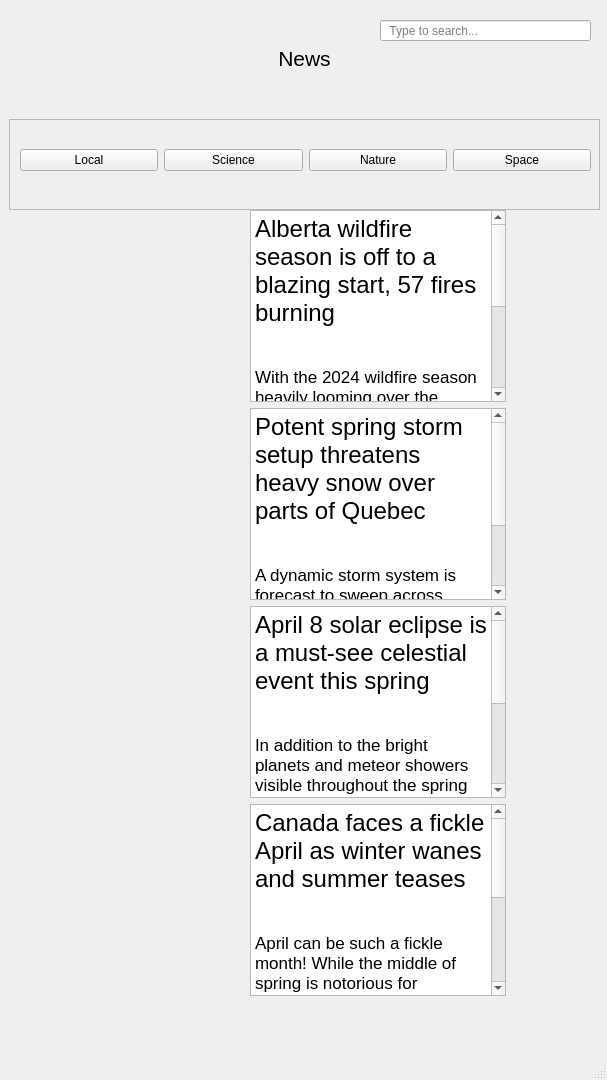
Before: the Qt Designer form news.ui in SatvirUppal/4474-Proto-New, drawn with Qt 5.
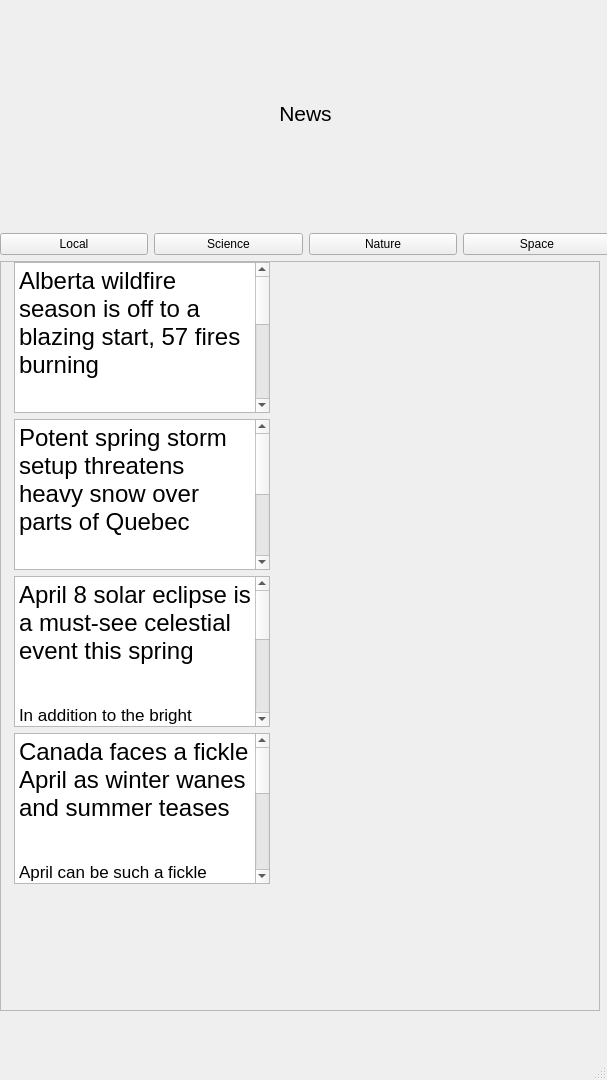
After: the same form once the commit is applied. Icons and pictures are not drawn.

```diff
--- a/news.ui
+++ b/news.ui
@@ -26,36 +26,33 @@
    <string>MainWindow</string>
   </property>
   <widget class="QWidget" name="centralwidget">
-   <widget class="QScrollArea" name="scrollArea">
+   <widget class="QWidget" name="verticalLayoutWidget_2">
     <property name="geometry">
      <rect>
-      <x>9</x>
-      <y>119</y>
-      <width>591</width>
-      <height>91</height>
+      <x>0</x>
+      <y>0</y>
+      <width>611</width>
+      <height>1011</height>
      </rect>
     </property>
-    <property name="widgetResizable">
-     <bool>true</bool>
-    </property>
-    <widget class="QWidget" name="scrollAreaWidgetContents">
-     <property name="geometry">
-      <rect>
-       <x>0</x>
-       <y>0</y>
-       <width>589</width>
-       <height>89</height>
-      </rect>
-     </property>
-     <widget class="QWidget" name="layoutWidget">
-      <property name="geometry">
-       <rect>
-        <x>10</x>
-        <y>0</y>
-        <width>571</width>
-        <height>81</height>
-       </rect>
-      </property>
+    <layout class="QVBoxLayout" name="verticalLayout_2">
+     <item>
+      <widget class="QLabel" name="labelTitle">
+       <property name="font">
+        <font>
+         <pointsize>16</pointsize>
+         <bold>false</bold>
+        </font>
+       </property>
+       <property name="text">
+        <string>News</string>
+       </property>
+       <property name="alignment">
+        <set>Qt::AlignCenter</set>
+       </property>
+      </widget>
+     </item>
+     <item>
       <layout class="QGridLayout" name="gridLayout">
        <item row="0" column="2">
         <widget class="QPushButton" name="natureButton">
@@ -92,194 +89,223 @@
         </widget>
        </item>
       </layout>
-     </widget>
-    </widget>
-   </widget>
-   <widget class="QLabel" name="labelTitle">
-    <property name="geometry">
-     <rect>
-      <x>90</x>
-      <y>40</y>
-      <width>429</width>
-      <height>36</height>
-     </rect>
-    </property>
-    <property name="font">
-     <font>
-      <pointsize>16</pointsize>
-      <bold>false</bold>
-     </font>
-    </property>
-    <property name="text">
-     <string>News</string>
-    </property>
-    <property name="alignment">
-     <set>Qt::AlignCenter</set>
-    </property>
-   </widget>
-   <widget class="QLineEdit" name="searchLineCurr">
-    <property name="geometry">
-     <rect>
-      <x>380</x>
-      <y>20</y>
-      <width>211</width>
-      <height>21</height>
-     </rect>
-    </property>
-    <property name="text">
-     <string/>
-    </property>
-    <property name="placeholderText">
-     <string>  Type to search...</string>
-    </property>
-   </widget>
-   <widget class="QWidget" name="gridLayoutWidget">
-    <property name="geometry">
-     <rect>
-      <x>250</x>
-      <y>210</y>
-      <width>351</width>
-      <height>801</height>
-     </rect>
-    </property>
-    <layout class="QGridLayout" name="gridLayout_2">
-     <property name="sizeConstraint">
-      <enum>QLayout::SetFixedSize</enum>
-     </property>
-     <item row="2" column="0">
-      <widget class="QTextEdit" name="textEdit_3">
-       <property name="html">
-        <string>&lt;!DOCTYPE HTML PUBLIC &quot;-//W3C//DTD HTML 4.0//EN&quot; &quot;http://www.w3.org/TR/REC-html40/strict.dtd&quot;&gt;
+     </item>
+     <item>
+      <widget class="QScrollArea" name="scrollArea_2">
+       <property name="maximumSize">
+        <size>
+         <width>600</width>
+         <height>750</height>
+        </size>
+       </property>
+       <property name="widgetResizable">
+        <bool>true</bool>
+       </property>
+       <widget class="QWidget" name="scrollAreaWidgetContents_3">
+        <property name="geometry">
+         <rect>
+          <x>0</x>
+          <y>0</y>
+          <width>598</width>
+          <height>748</height>
+         </rect>
+        </property>
+        <widget class="QWidget" name="gridLayoutWidget">
+         <property name="geometry">
+          <rect>
+           <x>0</x>
+           <y>0</y>
+           <width>601</width>
+           <height>661</height>
+          </rect>
+         </property>
+         <layout class="QGridLayout" name="gridLayout_2">
+          <property name="sizeConstraint">
+           <enum>QLayout::SetFixedSize</enum>
+          </property>
+          <item row="3" column="0">
+           <widget class="QLabel" name="label_4">
+            <property name="maximumSize">
+             <size>
+              <width>231</width>
+              <height>151</height>
+             </size>
+            </property>
+            <property name="text">
+             <string/>
+            </property>
+            <property name="pixmap">
+             <pixmap>newsImgs/ficke.png</pixmap>
+            </property>
+            <property name="scaledContents">
+             <bool>true</bool>
+            </property>
+           </widget>
+          </item>
+          <item row="2" column="0">
+           <widget class="QLabel" name="label_3">
+            <property name="maximumSize">
+             <size>
+              <width>231</width>
+              <height>151</height>
+             </size>
+            </property>
+            <property name="text">
+             <string/>
+            </property>
+            <property name="pixmap">
+             <pixmap>newsImgs/solarEclipse.png</pixmap>
+            </property>
+            <property name="scaledContents">
+             <bool>true</bool>
+            </property>
+           </widget>
+          </item>
+          <item row="0" column="1">
+           <widget class="QTextEdit" name="textEdit">
+            <property name="sizePolicy">
+             <sizepolicy hsizetype="Expanding" vsizetype="Fixed">
+              <horstretch>0</horstretch>
+              <verstretch>0</verstretch>
+             </sizepolicy>
+            </property>
+            <property name="maximumSize">
+             <size>
+              <width>300</width>
+              <height>151</height>
+             </size>
+            </property>
+            <property name="html">
+             <string>&lt;!DOCTYPE HTML PUBLIC &quot;-//W3C//DTD HTML 4.0//EN&quot; &quot;http://www.w3.org/TR/REC-html40/strict.dtd&quot;&gt;
 &lt;html&gt;&lt;head&gt;&lt;meta name=&quot;qrichtext&quot; content=&quot;1&quot; /&gt;&lt;meta charset=&quot;utf-8&quot; /&gt;&lt;style type=&quot;text/css&quot;&gt;
 p, li { white-space: pre-wrap; }
 hr { height: 1px; border-width: 0; }
+li.unchecked::marker { content: &quot;\2610&quot;; }
+li.checked::marker { content: &quot;\2612&quot;; }
+&lt;/style&gt;&lt;/head&gt;&lt;body style=&quot; font-family:'.AppleSystemUIFont'; font-size:13pt; font-weight:400; font-style:normal;&quot;&gt;
+&lt;p style=&quot; margin-top:0px; margin-bottom:0px; margin-left:0px; margin-right:0px; -qt-block-indent:0; text-indent:0px;&quot;&gt;&lt;span style=&quot; font-family:'Helvetica Neue'; font-size:18pt;&quot;&gt;Alberta wildfire season is off to a blazing start, 57 fires burning&lt;/span&gt;&lt;/p&gt;
+&lt;p style=&quot; margin-top:0px; margin-bottom:0px; margin-left:0px; margin-right:0px; -qt-block-indent:0; text-indent:0px;&quot;&gt;&lt;span style=&quot; font-family:'Helvetica Neue';&quot;&gt;&lt;br /&gt;&lt;/span&gt;&lt;/p&gt;
+&lt;p style=&quot; margin-top:0px; margin-bottom:0px; margin-left:0px; margin-right:0px; -qt-block-indent:0; text-indent:0px;&quot;&gt;&lt;span style=&quot; font-family:'Helvetica Neue';&quot;&gt;With the 2024 wildfire season heavily looming over the backs of Canadians after last year’s historic wildfire season, none will be feeling the pressure more than Western Canada. &lt;/span&gt;&lt;a href=&quot;https://www.theweathernetwork.com/en/news/weather/severe/whats-the-recipe-for-a-severe-drought-in-western-canada&quot;&gt;&lt;span style=&quot; font-family:'Helvetica Neue'; text-decoration: underline; color:#094fd1;&quot;&gt;Widespread drought&lt;/span&gt;&lt;/a&gt;&lt;span style=&quot; font-family:'Helvetica Neue';&quot;&gt;, low snow-pack levels, and warm temperatures have many people fearing for what this season will bring. &lt;/span&gt; &lt;/p&gt;&lt;/body&gt;&lt;/html&gt;</string>
+            </property>
+           </widget>
+          </item>
+          <item row="2" column="1">
+           <widget class="QTextEdit" name="textEdit_3">
+            <property name="maximumSize">
+             <size>
+              <width>300</width>
+              <height>151</height>
+             </size>
+            </property>
+            <property name="html">
+             <string>&lt;!DOCTYPE HTML PUBLIC &quot;-//W3C//DTD HTML 4.0//EN&quot; &quot;http://www.w3.org/TR/REC-html40/strict.dtd&quot;&gt;
+&lt;html&gt;&lt;head&gt;&lt;meta name=&quot;qrichtext&quot; content=&quot;1&quot; /&gt;&lt;meta charset=&quot;utf-8&quot; /&gt;&lt;style type=&quot;text/css&quot;&gt;
+p, li { white-space: pre-wrap; }
+hr { height: 1px; border-width: 0; }
+li.unchecked::marker { content: &quot;\2610&quot;; }
+li.checked::marker { content: &quot;\2612&quot;; }
 &lt;/style&gt;&lt;/head&gt;&lt;body style=&quot; font-family:'.AppleSystemUIFont'; font-size:13pt; font-weight:400; font-style:normal;&quot;&gt;
 &lt;p style=&quot; margin-top:0px; margin-bottom:0px; margin-left:0px; margin-right:0px; -qt-block-indent:0; text-indent:0px;&quot;&gt;&lt;span style=&quot; font-family:'Helvetica Neue'; font-size:18pt;&quot;&gt;April 8 solar eclipse is a must-see celestial event this spring&lt;/span&gt;&lt;span style=&quot; font-family:'Helvetica Neue';&quot;&gt;&lt;br /&gt;&lt;/span&gt;&lt;/p&gt;
 &lt;p style=&quot;-qt-paragraph-type:empty; margin-top:0px; margin-bottom:0px; margin-left:0px; margin-right:0px; -qt-block-indent:0; text-indent:0px; font-family:'Helvetica Neue';&quot;&gt;&lt;br /&gt;&lt;/p&gt;
 &lt;p style=&quot; margin-top:0px; margin-bottom:0px; margin-left:0px; margin-right:0px; -qt-block-indent:0; text-indent:0px;&quot;&gt;&lt;span style=&quot; font-family:'Helvetica Neue';&quot;&gt;In addition to the bright planets and meteor showers visible throughout the spring season, a 'once-in-a-lifetime' solar eclipse will darken our daytime sky on April 8.   On March 19, at precisely 11:06 p.m. EDT, the Sun will cross the celestial equator from south to north, signifying the  [earliest start to spring in 128 years].&lt;/span&gt;&lt;/p&gt;&lt;/body&gt;&lt;/html&gt;</string>
-       </property>
-      </widget>
-     </item>
-     <item row="0" column="0">
-      <widget class="QTextEdit" name="textEdit">
-       <property name="html">
-        <string>&lt;!DOCTYPE HTML PUBLIC &quot;-//W3C//DTD HTML 4.0//EN&quot; &quot;http://www.w3.org/TR/REC-html40/strict.dtd&quot;&gt;
+            </property>
+           </widget>
+          </item>
+          <item row="1" column="1">
+           <widget class="QTextEdit" name="textEdit_2">
+            <property name="sizePolicy">
+             <sizepolicy hsizetype="Fixed" vsizetype="Expanding">
+              <horstretch>0</horstretch>
+              <verstretch>0</verstretch>
+             </sizepolicy>
+            </property>
+            <property name="maximumSize">
+             <size>
+              <width>300</width>
+              <height>151</height>
+             </size>
+            </property>
+            <property name="html">
+             <string>&lt;!DOCTYPE HTML PUBLIC &quot;-//W3C//DTD HTML 4.0//EN&quot; &quot;http://www.w3.org/TR/REC-html40/strict.dtd&quot;&gt;
 &lt;html&gt;&lt;head&gt;&lt;meta name=&quot;qrichtext&quot; content=&quot;1&quot; /&gt;&lt;meta charset=&quot;utf-8&quot; /&gt;&lt;style type=&quot;text/css&quot;&gt;
 p, li { white-space: pre-wrap; }
 hr { height: 1px; border-width: 0; }
-&lt;/style&gt;&lt;/head&gt;&lt;body style=&quot; font-family:'.AppleSystemUIFont'; font-size:13pt; font-weight:400; font-style:normal;&quot;&gt;
-&lt;p style=&quot; margin-top:0px; margin-bottom:0px; margin-left:0px; margin-right:0px; -qt-block-indent:0; text-indent:0px;&quot;&gt;&lt;span style=&quot; font-family:'Helvetica Neue'; font-size:18pt;&quot;&gt;Alberta wildfire season is off to a blazing start, 57 fires burning&lt;/span&gt;&lt;/p&gt;
-&lt;p style=&quot; margin-top:0px; margin-bottom:0px; margin-left:0px; margin-right:0px; -qt-block-indent:0; text-indent:0px;&quot;&gt;&lt;span style=&quot; font-family:'Helvetica Neue';&quot;&gt;&lt;br /&gt;&lt;/span&gt;&lt;/p&gt;
-&lt;p style=&quot; margin-top:0px; margin-bottom:0px; margin-left:0px; margin-right:0px; -qt-block-indent:0; text-indent:0px;&quot;&gt;&lt;span style=&quot; font-family:'Helvetica Neue';&quot;&gt;With the 2024 wildfire season heavily looming over the backs of Canadians after last year’s historic wildfire season, none will be feeling the pressure more than Western Canada. &lt;/span&gt;&lt;a href=&quot;https://www.theweathernetwork.com/en/news/weather/severe/whats-the-recipe-for-a-severe-drought-in-western-canada&quot;&gt;&lt;span style=&quot; font-family:'Helvetica Neue'; text-decoration: underline; color:#094fd1;&quot;&gt;Widespread drought&lt;/span&gt;&lt;/a&gt;&lt;span style=&quot; font-family:'Helvetica Neue';&quot;&gt;, low snow-pack levels, and warm temperatures have many people fearing for what this season will bring. &lt;/span&gt; &lt;/p&gt;&lt;/body&gt;&lt;/html&gt;</string>
-       </property>
-      </widget>
-     </item>
-     <item row="1" column="0">
-      <widget class="QTextEdit" name="textEdit_2">
-       <property name="html">
-        <string>&lt;!DOCTYPE HTML PUBLIC &quot;-//W3C//DTD HTML 4.0//EN&quot; &quot;http://www.w3.org/TR/REC-html40/strict.dtd&quot;&gt;
-&lt;html&gt;&lt;head&gt;&lt;meta name=&quot;qrichtext&quot; content=&quot;1&quot; /&gt;&lt;meta charset=&quot;utf-8&quot; /&gt;&lt;style type=&quot;text/css&quot;&gt;
-p, li { white-space: pre-wrap; }
-hr { height: 1px; border-width: 0; }
+li.unchecked::marker { content: &quot;\2610&quot;; }
+li.checked::marker { content: &quot;\2612&quot;; }
 &lt;/style&gt;&lt;/head&gt;&lt;body style=&quot; font-family:'.AppleSystemUIFont'; font-size:13pt; font-weight:400; font-style:normal;&quot;&gt;
 &lt;p style=&quot; margin-top:0px; margin-bottom:0px; margin-left:0px; margin-right:0px; -qt-block-indent:0; text-indent:0px;&quot;&gt;&lt;span style=&quot; font-family:'Helvetica Neue'; font-size:18pt;&quot;&gt;Potent spring storm setup threatens heavy snow over parts of Quebec&lt;/span&gt;&lt;/p&gt;
 &lt;p style=&quot; margin-top:0px; margin-bottom:0px; margin-left:0px; margin-right:0px; -qt-block-indent:0; text-indent:0px;&quot;&gt;&lt;span style=&quot; font-family:'Helvetica Neue';&quot;&gt;&lt;br /&gt;&lt;/span&gt;&lt;/p&gt;
 &lt;p style=&quot; margin-top:0px; margin-bottom:0px; margin-left:0px; margin-right:0px; -qt-block-indent:0; text-indent:0px;&quot;&gt;&lt;span style=&quot; font-family:'Helvetica Neue';&quot;&gt;A dynamic storm system is forecast to sweep across Quebec this week, bringing with it the potential for rain, gusty winds, and heavy snow. Travel disruptions and power outages are possible   &lt;/span&gt; &lt;/p&gt;&lt;/body&gt;&lt;/html&gt;</string>
-       </property>
-      </widget>
-     </item>
-     <item row="3" column="0">
-      <widget class="QTextEdit" name="textEdit_4">
-       <property name="html">
-        <string>&lt;!DOCTYPE HTML PUBLIC &quot;-//W3C//DTD HTML 4.0//EN&quot; &quot;http://www.w3.org/TR/REC-html40/strict.dtd&quot;&gt;
+            </property>
+           </widget>
+          </item>
+          <item row="0" column="0">
+           <widget class="QLabel" name="label">
+            <property name="maximumSize">
+             <size>
+              <width>231</width>
+              <height>151</height>
+             </size>
+            </property>
+            <property name="text">
+             <string/>
+            </property>
+            <property name="pixmap">
+             <pixmap>newsImgs/albertaFires.png</pixmap>
+            </property>
+            <property name="scaledContents">
+             <bool>true</bool>
+            </property>
+           </widget>
+          </item>
+          <item row="1" column="0">
+           <widget class="QLabel" name="label_2">
+            <property name="maximumSize">
+             <size>
+              <width>231</width>
+              <height>151</height>
+             </size>
+            </property>
+            <property name="text">
+             <string/>
+            </property>
+            <property name="pixmap">
+             <pixmap>newsImgs/springStorm.png</pixmap>
+            </property>
+            <property name="scaledContents">
+             <bool>true</bool>
+            </property>
+           </widget>
+          </item>
+          <item row="3" column="1">
+           <widget class="QTextEdit" name="textEdit_4">
+            <property name="maximumSize">
+             <size>
+              <width>300</width>
+              <height>151</height>
+             </size>
+            </property>
+            <property name="html">
+             <string>&lt;!DOCTYPE HTML PUBLIC &quot;-//W3C//DTD HTML 4.0//EN&quot; &quot;http://www.w3.org/TR/REC-html40/strict.dtd&quot;&gt;
 &lt;html&gt;&lt;head&gt;&lt;meta name=&quot;qrichtext&quot; content=&quot;1&quot; /&gt;&lt;meta charset=&quot;utf-8&quot; /&gt;&lt;style type=&quot;text/css&quot;&gt;
 p, li { white-space: pre-wrap; }
 hr { height: 1px; border-width: 0; }
+li.unchecked::marker { content: &quot;\2610&quot;; }
+li.checked::marker { content: &quot;\2612&quot;; }
 &lt;/style&gt;&lt;/head&gt;&lt;body style=&quot; font-family:'.AppleSystemUIFont'; font-size:13pt; font-weight:400; font-style:normal;&quot;&gt;
 &lt;p style=&quot; margin-top:0px; margin-bottom:0px; margin-left:0px; margin-right:0px; -qt-block-indent:0; text-indent:0px;&quot;&gt;&lt;span style=&quot; font-family:'Helvetica Neue'; font-size:18pt;&quot;&gt;Canada faces a fickle April as winter wanes and summer teases&lt;/span&gt;&lt;/p&gt;
 &lt;p style=&quot; margin-top:0px; margin-bottom:0px; margin-left:0px; margin-right:0px; -qt-block-indent:0; text-indent:0px;&quot;&gt;&lt;span style=&quot; font-family:'Helvetica Neue';&quot;&gt;&lt;br /&gt;&lt;/span&gt;&lt;/p&gt;
 &lt;p style=&quot; margin-top:0px; margin-bottom:0px; margin-left:0px; margin-right:0px; -qt-block-indent:0; text-indent:0px;&quot;&gt;&lt;span style=&quot; font-family:'Helvetica Neue';&quot;&gt;April can be such a fickle month! While the middle of spring is notorious for delivering  [parting shots from winter](https://www.theweathernetwork.com/en/news/weather/forecasts/reality-check-april-is-never-really-that-nice-canada) , it’ll also tease us with brief tastes of summer-like warmth from time to time. Sometimes, we’ll see both within a few days!   &lt;/span&gt; &lt;/p&gt;&lt;/body&gt;&lt;/html&gt;</string>
-       </property>
+            </property>
+           </widget>
+          </item>
+         </layout>
+        </widget>
+       </widget>
       </widget>
      </item>
     </layout>
    </widget>
-   <widget class="QLabel" name="label">
-    <property name="geometry">
-     <rect>
-      <x>10</x>
-      <y>230</y>
-      <width>231</width>
-      <height>151</height>
-     </rect>
-    </property>
-    <property name="text">
-     <string/>
-    </property>
-    <property name="pixmap">
-     <pixmap>newsImgs/albertaFires.png</pixmap>
-    </property>
-    <property name="scaledContents">
-     <bool>true</bool>
-    </property>
-   </widget>
-   <widget class="QLabel" name="label_2">
-    <property name="geometry">
-     <rect>
-      <x>10</x>
-      <y>430</y>
-      <width>231</width>
-      <height>151</height>
-     </rect>
-    </property>
-    <property name="text">
-     <string/>
-    </property>
-    <property name="pixmap">
-     <pixmap>newsImgs/springStorm.png</pixmap>
-    </property>
-    <property name="scaledContents">
-     <bool>true</bool>
-    </property>
-   </widget>
-   <widget class="QLabel" name="label_3">
-    <property name="geometry">
-     <rect>
-      <x>10</x>
-      <y>640</y>
-      <width>231</width>
-      <height>151</height>
-     </rect>
-    </property>
-    <property name="text">
-     <string/>
-    </property>
-    <property name="pixmap">
-     <pixmap>newsImgs/solarEclipse.png</pixmap>
-    </property>
-    <property name="scaledContents">
-     <bool>true</bool>
-    </property>
-   </widget>
-   <widget class="QLabel" name="label_4">
-    <property name="geometry">
-     <rect>
-      <x>10</x>
-      <y>840</y>
-      <width>231</width>
-      <height>151</height>
-     </rect>
-    </property>
-    <property name="text">
-     <string/>
-    </property>
-    <property name="pixmap">
-     <pixmap>newsImgs/ficke.png</pixmap>
-    </property>
-    <property name="scaledContents">
-     <bool>true</bool>
-    </property>
-   </widget>
   </widget>
   <widget class="QMenuBar" name="menubar">
    <property name="geometry">
```
Left out of the diff: 26 changed lines with no effect on the pictures.
